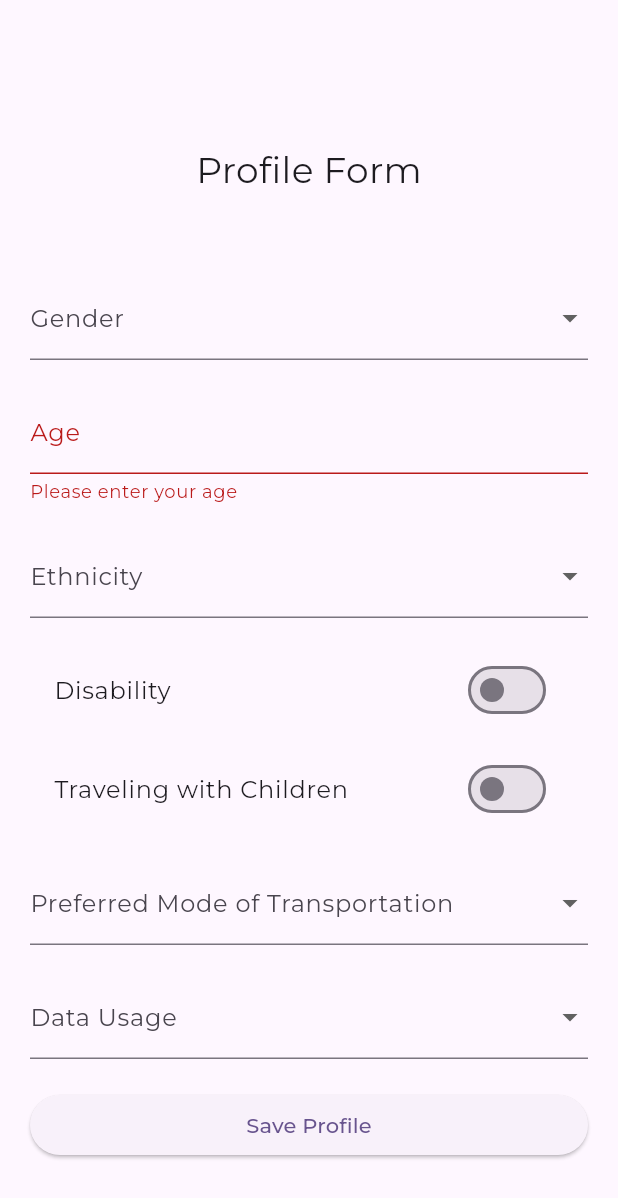
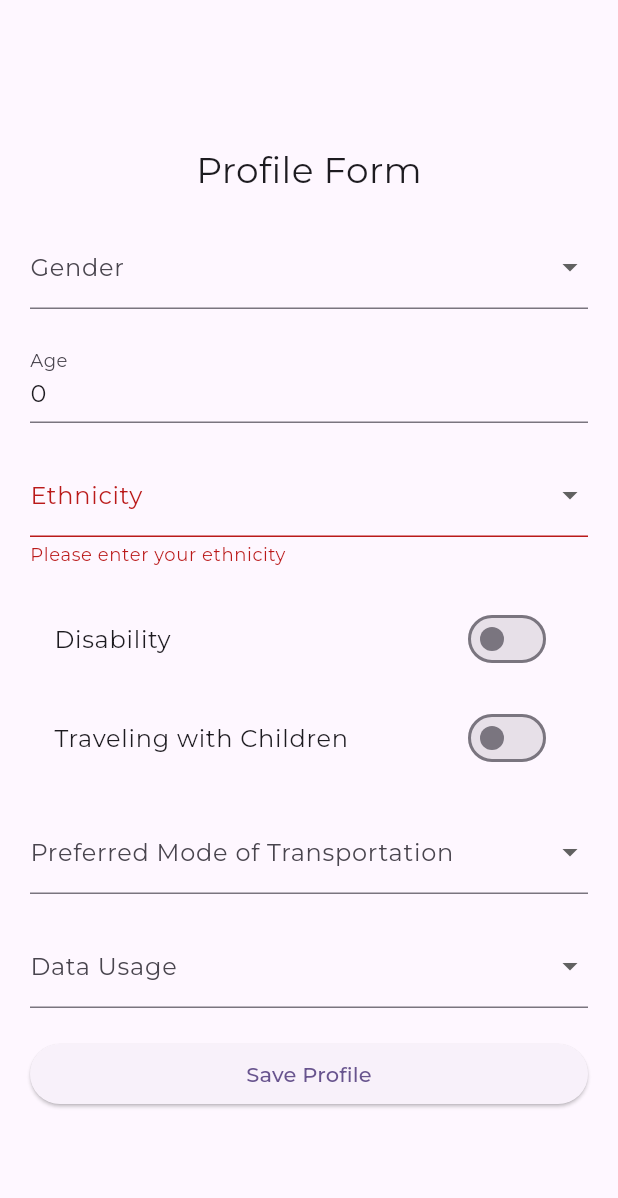
Before and after one commit to dartm05/SafetyApp, a Flutter app: the ProfileForm screen opened by its route, after a tap on "Save Profile", on a phone screen of 412 x 824 dp. Shown: the top 1198 px of the screen. Run offline on Flutter 3.47's test engine with Material 3 defaults, Android fonts, the phone set to English and light mode, and no system bars; our stand-ins replace flutter_dotenv, go_router, google_fonts, shared_preferences; accounts and stored records are empty.

Commit message:
feat(profile): update create and get profile usecases

```diff
--- a/front/lib/src/data/models/profile.dart
+++ b/front/lib/src/data/models/profile.dart
@@ -1,4 +1,5 @@
 class Profile {
+  String? id;
   final String gender;
   final int age;
   final String ethnicity;
@@ -8,6 +9,7 @@ class Profile {
   final bool travelingWithChildren;
 
   Profile({
+    this.id,
     required this.age,
     required this.gender,
     required this.ethnicity,
@@ -19,6 +21,7 @@ class Profile {
 
   factory Profile.fromJson(Map<String, dynamic> json) {
     return Profile(
+      id: json['id'],
       age: json['age'],
       gender: json['gender'],
       ethnicity: json['ethnicity'],
@@ -31,6 +34,7 @@ class Profile {
 
   Map<String, dynamic> toJson() {
     return {
+      'id': id,
       'age': age,
       'gender': gender,
       'ethnicity': ethnicity,
--- a/front/lib/src/features/profile/providers/profile_provider.dart
+++ b/front/lib/src/features/profile/providers/profile_provider.dart
@@ -4,19 +4,30 @@ import '../../../data/models/profile.dart';
 import '../usecases/profile_usecases.dart';
 
 class ProfileProvider extends ChangeNotifier {
-
   final ProfileUsecase profileUsecase;
   Profile? profile;
+  bool isLoading = false;
 
   get profileData => profile;
+  get isLoadingData => isLoading;
 
   ProfileProvider({
     required this.profileUsecase,
   });
 
   Future<void> getProfile() async {
-    profile = await profileUsecase.getProfile();
-    notifyListeners();
+    isLoading = true;
+    await profileUsecase.getProfile().then((value) {
+      profile = value;
+      isLoading = false;
+      notifyListeners();
+    }).catchError((error) {
+      isLoading = false;
+      notifyListeners();
+    }).whenComplete(() {
+      isLoading = false;
+      notifyListeners();
+    });
   }
 
   Future<void> updateProfile(Profile profile) async {
@@ -24,10 +35,12 @@ class ProfileProvider extends ChangeNotifier {
     notifyListeners();
   }
 
-  Future<void> createProfile(Profile profile) async {
-    profile = await profileUsecase.createProfile(profile) ?? profile;
+  Future<bool> createProfile(Profile profile) async {
+    final newProfile = await profileUsecase.createProfile(profile);
+    if (newProfile != null) {
+      this.profile = newProfile;
+    }
     notifyListeners();
+    return newProfile != null;
   }
-
-
 }
--- a/front/lib/src/features/profile/screens/profile.dart
+++ b/front/lib/src/features/profile/screens/profile.dart
@@ -1,4 +1,8 @@
 import 'package:flutter/material.dart';
+import 'package:provider/provider.dart';
+import 'package:safety_app/src/data/models/profile.dart';
+
+import '../providers/profile_provider.dart';
 
 class ProfileForm extends StatefulWidget {
   const ProfileForm({Key? key}) : super(key: key);
@@ -11,7 +15,7 @@ class _ProfileFormState extends State<ProfileForm> {
   final _formKey = GlobalKey<FormState>();
 
   String? _gender;
-  String _age = '';
+  String? _age;
   String? _ethnicity;
   bool _disability = false;
   String? _preferredModeOfTransport;
@@ -35,13 +39,44 @@ class _ProfileFormState extends State<ProfileForm> {
     'Other'
   ];
 
-  void _saveProfile() {
+  @override
+  void initState() {
+    super.initState();
+    final profileProvider =
+        Provider.of<ProfileProvider>(context, listen: false);
+    profileProvider.getProfile().then((value) {
+      Profile? profile = profileProvider.profile;
+      _gender = profile?.gender;
+      _age = profile?.age.toString();
+      _ethnicity = profile?.ethnicity;
+      _disability = profile?.disability ?? false;
+      _preferredModeOfTransport = profile?.preferredModeOfTransport;
+      _dataUsage = profile?.dataUsage;
+      _travelingWithChildren = profile?.travelingWithChildren ?? false;
+    });
+  }
+
+  void _saveProfile(BuildContext context) {
+    final profileProvider =
+        Provider.of<ProfileProvider>(context, listen: false);
     if (_formKey.currentState!.validate()) {
       _formKey.currentState!.save();
 
-      ScaffoldMessenger.of(context).showSnackBar(
-        const SnackBar(content: Text('Profile saved successfully!')),
+      final newProfile = Profile(
+        age: int.parse(_age!),
+        gender: _gender!,
+        ethnicity: _ethnicity!,
+        dataUsage: _dataUsage!,
+        disability: _disability,
+        travelingWithChildren: _travelingWithChildren,
+        preferredModeOfTransport: _preferredModeOfTransport!,
       );
+
+      if (profileProvider.profile != null) {
+        profileProvider.updateProfile(newProfile);
+      } else {
+        profileProvider.createProfile(newProfile);
+      }
     }
   }
 
@@ -49,24 +84,28 @@ class _ProfileFormState extends State<ProfileForm> {
   Widget build(BuildContext context) {
     const sizedBox = SizedBox(height: 20);
     const sizedboxM = SizedBox(height: 10);
-    return Scaffold(
-      body: Column(
+    final profileProvider = Provider.of<ProfileProvider>(context, listen: true);
+    return !profileProvider.isLoading
+        ? Scaffold(
+            body: ListView(
+              shrinkWrap: true,
               children: [
                 const Padding(
                   padding: EdgeInsets.only(top: 40.0),
+                  child: Center(
                     child: Text(
                       'Profile Form',
                       style: TextStyle(fontSize: 24),
                     ),
                   ),
+                ),
                 Center(
-            child: Column(
-              mainAxisAlignment: MainAxisAlignment.center,
+                  child: ListView(
+                    shrinkWrap: true,
                     children: [
                       sizedBox,
                       Padding(
-                  padding:
-                      const EdgeInsets.only(top: 34.0, left: 20.0, right: 20.0),
+                        padding: const EdgeInsets.only(left: 20.0, right: 20.0),
                         child: Container(
                           constraints: const BoxConstraints(maxWidth: 600),
                           child: Form(
@@ -76,8 +115,8 @@ class _ProfileFormState extends State<ProfileForm> {
                               children: [
                                 DropdownButtonFormField<String>(
                                   key: const Key('gender'),
-                            decoration:
-                                const InputDecoration(labelText: 'Gender'),
+                                  decoration: const InputDecoration(
+                                      labelText: 'Gender'),
                                   value: _gender,
                                   items: _genderOptions
                                       .map((gender) => DropdownMenuItem(
@@ -93,20 +132,22 @@ class _ProfileFormState extends State<ProfileForm> {
                                 ),
                                 sizedBox,
                                 TextFormField(
+                                  decoration:
+                                      const InputDecoration(labelText: 'Age'),
+                                  keyboardType: TextInputType.number,
                                   initialValue: _age,
-                            decoration: const InputDecoration(labelText: 'Age'),
-                            keyboardType: TextInputType.number,
                                   onSaved: (value) {
-                              _age = value ?? '';
+                                    _age = value!;
                                   },
-                            validator: (value) =>
-                                value!.isEmpty ? 'Please enter your age' : null,
+                                  validator: (value) => value!.isEmpty
+                                      ? 'Please enter your age'
+                                      : null,
                                 ),
                                 sizedBox,
                                 DropdownButtonFormField<String>(
                                   key: const Key('ethnicity'),
-                            decoration:
-                                const InputDecoration(labelText: 'Ethnicity'),
+                                  decoration: const InputDecoration(
+                                      labelText: 'Ethnicity'),
                                   value: _ethnicity,
                                   items: _ethnicityOptions
                                       .map((ethnic) => DropdownMenuItem(
@@ -147,7 +188,8 @@ class _ProfileFormState extends State<ProfileForm> {
                                 DropdownButtonFormField<String>(
                                   key: const Key('preferredModeOfTransport'),
                                   decoration: const InputDecoration(
-                                labelText: 'Preferred Mode of Transportation'),
+                                      labelText:
+                                          'Preferred Mode of Transportation'),
                                   value: _preferredModeOfTransport,
                                   items: _transportOptions
                                       .map((transport) => DropdownMenuItem(
@@ -164,8 +206,8 @@ class _ProfileFormState extends State<ProfileForm> {
                                 sizedBox,
                                 DropdownButtonFormField<String>(
                                   key: const Key('dataUsage'),
-                            decoration:
-                                const InputDecoration(labelText: 'Data Usage'),
+                                  decoration: const InputDecoration(
+                                      labelText: 'Data Usage'),
                                   value: _dataUsage,
                                   items: _dataUsageOptions
                                       .map((usage) => DropdownMenuItem(
@@ -181,7 +223,7 @@ class _ProfileFormState extends State<ProfileForm> {
                                 ),
                                 sizedBox,
                                 ElevatedButton(
-                            onPressed: _saveProfile,
+                                  onPressed: () => _saveProfile(context),
                                   child: const Text('Save Profile'),
                                 ),
                               ],
@@ -194,6 +236,7 @@ class _ProfileFormState extends State<ProfileForm> {
                 ),
               ],
             ),
-    );
+          )
+        : const Center(child: CircularProgressIndicator());
   }
 }
--- a/front/lib/src/features/tripForm/screens/trip_details_screen.dart
+++ b/front/lib/src/features/tripForm/screens/trip_details_screen.dart
@@ -62,7 +62,6 @@ class _TripDetailsPageState extends State<TripDetailsPage> {
     const sizedBox = SizedBox(height: 40);
     const sizedBoxM = SizedBox(height: 20);
     final tripFormProvider = Provider.of<TripFormProvider>(context);
-    print(tripFormProvider.placesList);
 
     return Column(
       children: [
--- a/front/lib/src/routes/app_router.dart
+++ b/front/lib/src/routes/app_router.dart
@@ -11,6 +11,7 @@ import '../core/services/http_service.dart';
 import '../core/widgets/modal.dart';
 import '../features/chat/providers/chat_provider.dart';
 import '../features/chat/screens/chat.dart';
+import '../features/profile/providers/profile_provider.dart';
 import '../features/tripForm/screens/trip_details_screen.dart';
 import '../features/home/widgets/nav_drawer.dart';
 import '../features/login/screens/login.dart';
@@ -89,7 +90,12 @@ final appRouter = GoRouter(
           GoRoute(
             name: 'profile',
             path: '/profile',
-            builder: (context, state) => const ProfileForm(),
+            builder: (context, state) {
+              return ChangeNotifierProvider.value(
+                value: context.read<ProfileProvider>(),
+                child: const ProfileForm(),
+              );
+            },
           ),
           GoRoute(
             name: 'login',
```
Also changed, not shown: front/lib/main.dart (+12 -0 lines), front/lib/src/features/profile/services/profile_service.dart (+12 -11 lines). Lines whose indentation alone changed are shown as unchanged.
